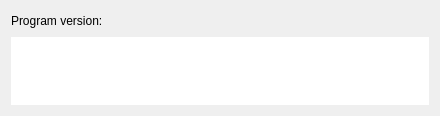
This is util/aboutprogram.ui in RaphCucul/Image-registration-GUI as Qt 5 draws it before an edit. The edited form follows.
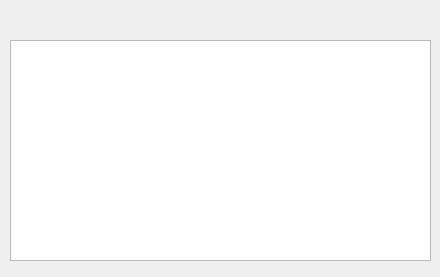
This is the edited form. Icons and pictures are not drawn.

Diff of the .ui file:
```diff
--- a/util/aboutprogram.ui
+++ b/util/aboutprogram.ui
@@ -7,7 +7,7 @@
     <x>0</x>
     <y>0</y>
     <width>440</width>
-    <height>65</height>
+    <height>277</height>
    </rect>
   </property>
   <property name="windowTitle">
@@ -20,57 +20,6 @@
   <property name="sizeGripEnabled">
    <bool>false</bool>
   </property>
-  <layout class="QGridLayout" name="gridLayout">
-   <item row="0" column="1">
-    <widget class="QLabel" name="version">
-     <property name="text">
-      <string/>
-     </property>
-    </widget>
-   </item>
-   <item row="0" column="0">
-    <widget class="QLabel" name="label_3">
-     <property name="text">
-      <string>Program version: </string>
-     </property>
-    </widget>
-   </item>
-   <item row="0" column="2">
-    <spacer name="horizontalSpacer">
-     <property name="orientation">
-      <enum>Qt::Horizontal</enum>
-     </property>
-     <property name="sizeHint" stdset="0">
-      <size>
-       <width>40</width>
-       <height>20</height>
-      </size>
-     </property>
-    </spacer>
-   </item>
-   <item row="1" column="0" colspan="3">
-    <widget class="QTextEdit" name="releaseNotes">
-     <property name="frameShape">
-      <enum>QFrame::NoFrame</enum>
-     </property>
-     <property name="frameShadow">
-      <enum>QFrame::Plain</enum>
-     </property>
-     <property name="verticalScrollBarPolicy">
-      <enum>Qt::ScrollBarAlwaysOff</enum>
-     </property>
-     <property name="horizontalScrollBarPolicy">
-      <enum>Qt::ScrollBarAlwaysOff</enum>
-     </property>
-     <property name="sizeAdjustPolicy">
-      <enum>QAbstractScrollArea::AdjustToContents</enum>
-     </property>
-     <property name="readOnly">
-      <bool>true</bool>
-     </property>
-    </widget>
-   </item>
-  </layout>
   <widget class="QLabel" name="programVersion">
    <property name="geometry">
     <rect>
@@ -84,6 +33,35 @@
     <string/>
    </property>
   </widget>
+  <widget class="QLabel" name="pvLabel">
+   <property name="geometry">
+    <rect>
+     <x>11</x>
+     <y>11</y>
+     <width>211</width>
+     <height>16</height>
+    </rect>
+   </property>
+   <property name="textFormat">
+    <enum>Qt::RichText</enum>
+   </property>
+   <property name="scaledContents">
+    <bool>true</bool>
+   </property>
+   <property name="wordWrap">
+    <bool>true</bool>
+   </property>
+  </widget>
+  <widget class="QTextEdit" name="releaseNotes">
+   <property name="geometry">
+    <rect>
+     <x>10</x>
+     <y>40</y>
+     <width>421</width>
+     <height>221</height>
+    </rect>
+   </property>
+  </widget>
  </widget>
  <resources>
   <include location="../images/icons.qrc"/>
```
